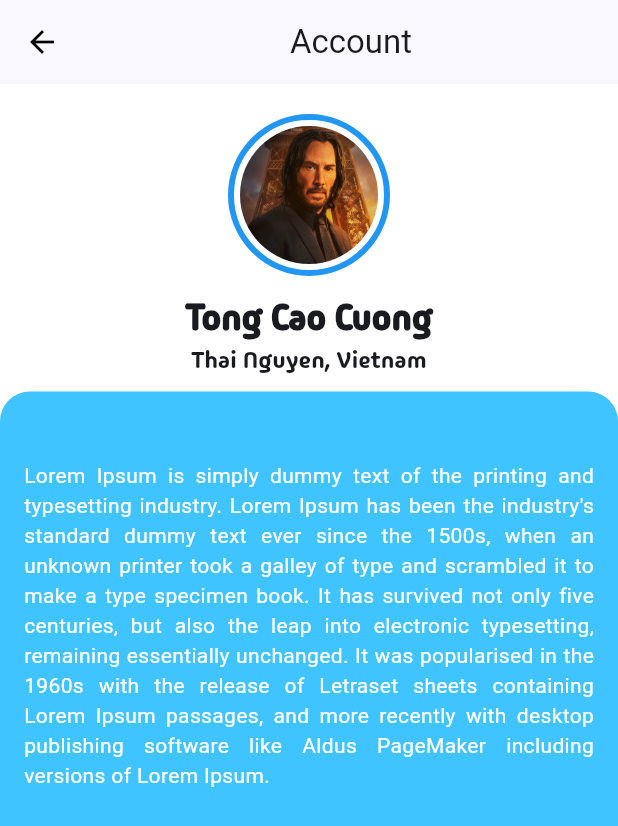
After one commit to cuongttn2/first_flutter, a Flutter app: the screen it shows after launch, after a tap on "View Your Account", on a phone screen of 412 x 824 dp. The commit adds this screen. Shown: the top 826 px of the screen. Run offline on Flutter 3.47's test engine with Material 3 defaults, Android fonts, the phone set to English and light mode, and no system bars; our stand-ins replace hive_flutter; accounts and stored records are empty.

Commit message:
demo import image, font

```diff
--- a/lib/ui/login.dart
+++ b/lib/ui/login.dart
@@ -1,3 +1,4 @@
+import 'package:first_flutter/ui/my_profile.dart';
 import 'package:flutter/material.dart';
 import 'package:hive_flutter/hive_flutter.dart';
 
@@ -157,6 +158,17 @@ class _LoginState extends State<Login> {
                       ),
                     ],
                   ),
+                  TextButton(
+                    onPressed: () {
+                      _formKey.currentState?.reset();
+                      Navigator.push(context, MaterialPageRoute(
+                        builder: (context) {
+                          return MyAccount();
+                        },
+                      ));
+                    },
+                    child: const Text("View Your Account"),
+                  )
                 ],
               ),
             ],
--- /dev/null
+++ b/lib/ui/my_profile.dart
@@ -0,0 +1,113 @@
+import 'package:flutter/material.dart';
+
+class MyAccount extends StatefulWidget {
+  @override
+  State<MyAccount> createState() => _MyAccountState();
+}
+
+class _MyAccountState extends State<MyAccount> {
+  final GlobalKey<FormState> _formKey = GlobalKey();
+
+  @override
+  Widget build(BuildContext context) {
+    return Scaffold(
+      backgroundColor: Colors.white,
+      appBar: AppBar(
+        title: const Center(child: Text("Account")),
+        leading: IconButton(
+          icon: const Icon(Icons.arrow_back, color: Colors.black),
+          onPressed: () => Navigator.of(context).pop(),
+        ),
+      ),
+      body: Column(
+        children: [
+          const SizedBox(
+            height: 20,
+          ),
+          Center(
+            child: Container(
+              width: 108.0,
+              height: 108.0,
+              decoration: BoxDecoration(
+                shape: BoxShape.circle,
+                color: Colors.white,
+                border: Border.all(
+                  color: Colors.blue,
+                  width: 4.0,
+                ),
+              ),
+              padding: const EdgeInsets.all(4.0),
+              child: ClipOval(
+                child: Image.asset(
+                  "assets/images/avatar.png",
+                  width: 100,
+                  height: 100,
+                  fit: BoxFit.cover,
+                ),
+              ),
+            ),
+          ),
+          const SizedBox(
+            height: 10,
+          ),
+          const Text(
+            "Tong Cao Cuong",
+            style: TextStyle(
+                fontFamily: "MadimiOne",
+                fontStyle: FontStyle.normal,
+                fontSize: 24,
+                fontWeight: FontWeight.w800),
+          ),
+          const Text(
+            "Thai Nguyen, Vietnam",
+            style: TextStyle(
+                fontFamily: "MadimiOne",
+                fontStyle: FontStyle.normal,
+                fontSize: 16,
+                fontWeight: FontWeight.w400),
+          ),
+          const SizedBox(
+            height: 10,
+          ),
+          Expanded(
+            child: Container(
+              width: double.infinity,
+              decoration: const BoxDecoration(
+                color: Colors.lightBlueAccent,
+                borderRadius: BorderRadius.only(
+                  topLeft: Radius.circular(20.0),
+                  topRight: Radius.circular(20.0),
+                ),
+              ),
+              child: Column(
+                children: [
+                  const SizedBox(
+                    height: 30,
+                  ),
+                  Container(
+                    padding: const EdgeInsets.all(16.0),
+                    child: const Text(
+                      "Lorem Ipsum is simply dummy text of the printing and typesetting industry. "
+                      "Lorem Ipsum has been the industry's standard dummy text ever since the 1500s, "
+                      "when an unknown printer took a galley of type and scrambled it to make a type specimen book. "
+                      "It has survived not only five centuries, but also the leap into electronic typesetting, "
+                      "remaining essentially unchanged. It was popularised in the 1960s with the release of Letraset sheets containing Lorem Ipsum passages, "
+                      "and more recently with desktop publishing software like Aldus PageMaker including versions of Lorem Ipsum. ",
+                      style: TextStyle(
+                        color: Colors.white,
+                        fontSize: 14.0,
+                        fontWeight: FontWeight.normal,
+                      ),
+                      textAlign: TextAlign.justify,
+                    ),
+                  ),
+                  // Các widget khác trong Column
+                ],
+              ),
+            ),
+          ),
+        ],
+      ),
+    );
+  }
+}
```
Also changed, not shown: pubspec.yaml (+9 -30 lines), assets/fonts/madimi_one_regular.ttf (added), assets/images/avatar.png (added), pubspec.lock.
